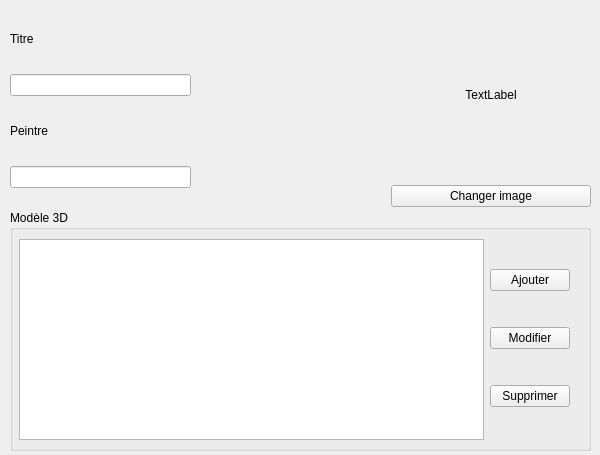
First picture: the form in formtableau.ui, repository norips/Projet_MBA_ConfigCreator, before the edit.
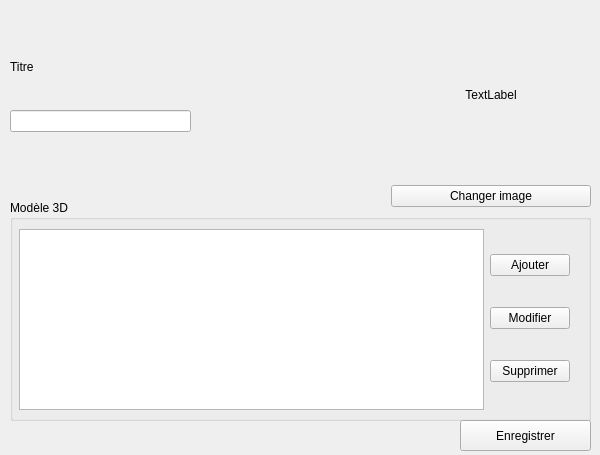
Second picture: the form after the edit.

Commit message: ajout d'un bouton sauvegarder

Diff of the .ui file:
```diff
--- a/formtableau.ui
+++ b/formtableau.ui
@@ -32,9 +32,9 @@
    <property name="geometry">
     <rect>
      <x>10</x>
-     <y>210</y>
+     <y>200</y>
      <width>581</width>
-     <height>241</height>
+     <height>221</height>
     </rect>
    </property>
    <property name="title">
@@ -46,7 +46,7 @@
       <x>9</x>
       <y>29</y>
       <width>551</width>
-      <height>201</height>
+      <height>181</height>
      </rect>
     </property>
     <layout class="QHBoxLayout" name="horizontalLayout_2">
@@ -96,6 +96,22 @@
       <property name="sizeConstraint">
        <enum>QLayout::SetDefaultConstraint</enum>
       </property>
+      <item>
+       <spacer name="verticalSpacer">
+        <property name="orientation">
+         <enum>Qt::Vertical</enum>
+        </property>
+        <property name="sizeType">
+         <enum>QSizePolicy::Fixed</enum>
+        </property>
+        <property name="sizeHint" stdset="0">
+         <size>
+          <width>20</width>
+          <height>20</height>
+         </size>
+        </property>
+       </spacer>
+      </item>
       <item>
        <widget class="QLabel" name="lbTitle">
         <property name="minimumSize">
@@ -132,39 +148,20 @@
        </widget>
       </item>
       <item>
-       <widget class="QLabel" name="lbPainter">
-        <property name="minimumSize">
-         <size>
-          <width>181</width>
-          <height>14</height>
-         </size>
+       <spacer name="verticalSpacer_3">
+        <property name="orientation">
+         <enum>Qt::Vertical</enum>
         </property>
-        <property name="maximumSize">
-         <size>
-          <width>181</width>
-          <height>14</height>
-         </size>
+        <property name="sizeType">
+         <enum>QSizePolicy::Fixed</enum>
         </property>
-        <property name="text">
-         <string>Peintre</string>
-        </property>
-       </widget>
-      </item>
-      <item>
-       <widget class="QLineEdit" name="lePainter">
-        <property name="minimumSize">
+        <property name="sizeHint" stdset="0">
          <size>
-          <width>181</width>
-          <height>22</height>
+          <width>20</width>
+          <height>50</height>
          </size>
         </property>
-        <property name="maximumSize">
-         <size>
-          <width>181</width>
-          <height>22</height>
-         </size>
-        </property>
-       </widget>
+       </spacer>
       </item>
      </layout>
     </item>
@@ -216,6 +213,19 @@
     </item>
    </layout>
   </widget>
+  <widget class="QPushButton" name="pushButton">
+   <property name="geometry">
+    <rect>
+     <x>460</x>
+     <y>420</y>
+     <width>131</width>
+     <height>31</height>
+    </rect>
+   </property>
+   <property name="text">
+    <string>Enregistrer</string>
+   </property>
+  </widget>
  </widget>
  <resources/>
  <connections/>
```
